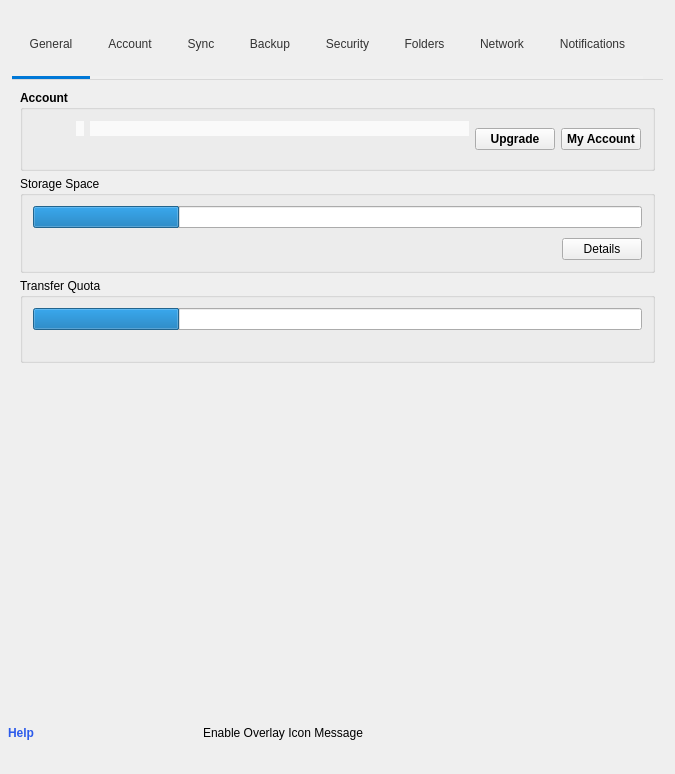
Old version of the form src/MEGASync/gui/linux/SettingsDialog.ui in the repository meganz/MEGAsync.
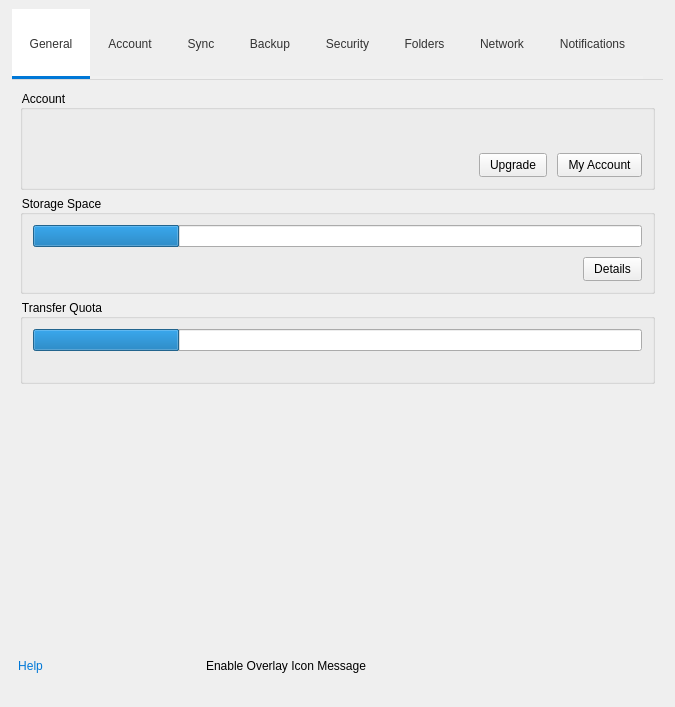
New version of the form. The open tabs and pages were chosen to show the change. Icons and pictures are not drawn. Custom widgets are drawn as their Qt base class.

Commit message: SNC-4849 : remove widgets side from design tokens importer.

```diff
--- a/src/MEGASync/gui/linux/SettingsDialog.ui
+++ b/src/MEGASync/gui/linux/SettingsDialog.ui
@@ -17,139 +17,39 @@
    <string>Settings</string>
   </property>
   <property name="styleSheet">
-   <string notr="true">#switch
+   <string notr="true">QWidget
 {
-border-style: none;
-background-color: transparent;
+font-size: 12px;
 }
 
-#switch::indicator
+QPushButton
 {
-border-style: none;
-background-color: transparent;
-width: 40px;
-height: 19px;
+padding-left: 10px;
+padding-right: 10px;
+height: 22px;
 }
 
-#switch::indicator:checked
+QComboBox
 {
-image: url(:/images/themed/light/switch_on.svg); /*replaceThemeToken*/
+height: 18px;
 }
 
-#switch::indicator:checked:hover
+QSpinBox
 {
-image: url(:/images/themed/light/switch_on_hover.svg); /*replaceThemeToken*/
+height: 20px;
 }
 
-#switch::indicator:checked:pressed
+QLineEdit
 {
-image: url(:/images/themed/light/switch_on_pressed.svg); /*replaceThemeToken*/
+height: 20px;
 }
 
-#switch::indicator:unchecked
+QCheckBox::indicator
 {
-image: url(:/images/themed/light/switch_off.svg); /*replaceThemeToken*/
+height: 16px;
+width: 16px;
 }
 
-#switch::indicator:unchecked:hover
-{
-image: url(:/images/themed/light/switch_off_hover.svg); /*replaceThemeToken*/
-}
-
-#switch::indicator:unchecked:pressed
-{
-image: url(:/images/themed/light/switch_off_pressed.svg); /*replaceThemeToken*/
-}
-
-#SmartDescription, #AdvanceDescription
-{
-color: #616366; /*colorToken.text-secondary*/
-}
-
-#LearnMoreContainer, #SelectorsContainer, #ButtonContainer, #widget_21, #widget_6, #AdvanceSelector, #SmartSelector
-{
-background-color: transparent;
-}
-
-#bAdd
-{
-color: #04101E; /*colorToken.text-inverse-accent*/
-background-color:  #F4F4F5; /*colorToken.button-primary*/
-}
-
-#bHelp
-{
-border: none;
-color: #2C5BEB; /*colorToken.link-primary*/
-background-color: transparent;
-font-weight: bold;
-}
-
-#wControlButtons
-{
-background-color: #fafafa; /*colorToken.surface-1*/
-}
-
-#wDetails
-{
-background-color: #fafafa; /*colorToken.surface-1*/
-}
-
-#wUpdateSection
-{
-background-color: transparent;
-}
-
-#bClearCache, #bClearRemoteCache, #bClearFileVersions
-{
-background-color:  #F3F4F4; /*colorToken.button-secondary*/
-color: #616366; /*colorToken.text-secondary*/
-border-color:  #F3F4F4; /*colorToken.button-secondary*/
-border-width: 0px;
-border-style: solid;
-border-radius: 5px;
-padding: 3px 10px 3px 10px;
-}
-
-#sCacheSchedulerDays
-{
-border-style: solid;
-border-color: #D8D9DB; /*colorToken.border-strong*/
-border-width: 1px;
-border-radius: 5px;
-background-color: #FFFFFF; /* colorToken.page-background*/
-padding: 6px;
-}
-
-/*ColorTokenIcon;Button;bAccount;normal;on;colorToken.icon-primary*/
-/*ColorTokenIcon;Button;bAccount;normal;off;colorToken.icon-secondary*/
-
-/*ColorTokenIcon;Button;bBackup;normal;on;colorToken.icon-primary*/
-/*ColorTokenIcon;Button;bBackup;normal;off;colorToken.icon-secondary*/
-
-/*ColorTokenIcon;Button;bFolders;normal;on;colorToken.icon-primary*/
-/*ColorTokenIcon;Button;bFolders;normal;off;colorToken.icon-secondary*/
-
-/*ColorTokenIcon;Button;bGeneral;normal;on;colorToken.icon-primary*/
-/*ColorTokenIcon;Button;bGeneral;normal;off;colorToken.icon-secondary*/
-
-/*ColorTokenIcon;Button;bNetwork;normal;on;colorToken.icon-primary*/
-/*ColorTokenIcon;Button;bNetwork;normal;off;colorToken.icon-secondary*/
-
-/*ColorTokenIcon;Button;bNotifications;normal;on;colorToken.icon-primary*/
-/*ColorTokenIcon;Button;bNotifications;normal;off;colorToken.icon-secondary*/
-
-/*ColorTokenIcon;Button;bSecurity;normal;on;colorToken.icon-primary*/
-/*ColorTokenIcon;Button;bSecurity;normal;off;colorToken.icon-secondary*/
-
-/*ColorTokenIcon;Button;bSyncs;normal;on;colorToken.icon-primary*/
-/*ColorTokenIcon;Button;bSyncs;normal;off;colorToken.icon-secondary*/
-
-/*ColorTokenIcon;Button;bHelp;normal;off;colorToken.link-primary*/
-
-/*ColorTokenIcon;Button;bAdd;normal;off;colorToken.text-inverse-accent*/
-/*ColorTokenIcon;Button;bDelete;normal;off;colorToken.button-outline*/
-
 #wTabHeader
 {
 margin-left: 12px;
@@ -163,14 +63,15 @@
 border-left: 0px;
 border-top: 0px;
 border-right: 0px;
-border-bottom: 3px solid #f1f1f1; /* colorToken.border-strong*/
+border-bottom: 3px solid #f1f1f1;
 background-color: transparent;
-color: #333333; /*colorToken.text-primary*/
+color: #333333;
 }
 
 #wTabHeader QToolButton:checked
 {
-border-bottom: 3px solid #0078D7; /*colorToken.button-brand*/
+background-color: #FFFFFF;
+border-bottom: 3px solid #0078D7;
 }
 
 #bChangePasswordPic, #bRecoveryKeyPic
@@ -205,7 +106,6 @@
 #lAccountType, #lName
 {
 font-size: 13px;
-background-color: #fafafa; /*colorToken.surface-1*/
 }
 
 #lAccountType
@@ -268,9 +168,6 @@
        <height>80</height>
       </size>
      </property>
-     <property name="styleSheet">
-      <string notr="true"/>
-     </property>
      <layout class="QHBoxLayout" name="horizontalLayout_2">
       <property name="spacing">
        <number>0</number>
@@ -305,7 +202,9 @@
          </size>
         </property>
         <property name="font">
-         <font/>
+         <font>
+          <pointsize>-1</pointsize>
+         </font>
         </property>
         <property name="focusPolicy">
          <enum>Qt::StrongFocus</enum>
@@ -315,7 +214,7 @@
         </property>
         <property name="icon">
          <iconset resource="../Resources_linux.qrc">
-          <normaloff>:/images/settings-general.svg</normaloff>:/images/settings-general.svg</iconset>
+          <normaloff>:/images/settings-general.png</normaloff>:/images/settings-general.png</iconset>
         </property>
         <property name="iconSize">
          <size>
@@ -352,7 +251,9 @@
          </size>
         </property>
         <property name="font">
-         <font/>
+         <font>
+          <pointsize>-1</pointsize>
+         </font>
         </property>
         <property name="focusPolicy">
          <enum>Qt::StrongFocus</enum>
@@ -362,7 +263,7 @@
         </property>
         <property name="icon">
          <iconset resource="../Resources_linux.qrc">
-          <normaloff>:/images/settings-account.svg</normaloff>:/images/settings-account.svg</iconset>
+          <normaloff>:/images/settings-account.png</normaloff>:/images/settings-account.png</iconset>
         </property>
         <property name="iconSize">
          <size>
@@ -396,7 +297,9 @@
          </size>
         </property>
         <property name="font">
-         <font/>
+         <font>
+          <pointsize>-1</pointsize>
+         </font>
         </property>
         <property name="focusPolicy">
          <enum>Qt::StrongFocus</enum>
@@ -406,7 +309,7 @@
         </property>
         <property name="icon">
          <iconset resource="../Resources_linux.qrc">
-          <normaloff>:/images/settings-sync.svg</normaloff>:/images/settings-sync.svg</iconset>
+          <normaloff>:/images/settings-syncs.png</normaloff>:/images/settings-syncs.png</iconset>
         </property>
         <property name="iconSize">
          <size>
@@ -440,7 +343,9 @@
          </size>
         </property>
         <property name="font">
-         <font/>
+         <font>
+          <pointsize>-1</pointsize>
+         </font>
         </property>
         <property name="focusPolicy">
          <enum>Qt::StrongFocus</enum>
@@ -450,7 +355,7 @@
         </property>
         <property name="icon">
          <iconset resource="../Resources_linux.qrc">
-          <normaloff>:/images/settings-backup.svg</normaloff>:/images/settings-backup.svg</iconset>
+          <normaloff>:/images/settings-backup.png</normaloff>:/images/settings-backup.png</iconset>
         </property>
         <property name="iconSize">
          <size>
@@ -484,7 +389,9 @@
          </size>
         </property>
         <property name="font">
-         <font/>
+         <font>
+          <pointsize>-1</pointsize>
+         </font>
         </property>
         <property name="focusPolicy">
          <enum>Qt::StrongFocus</enum>
@@ -494,7 +401,7 @@
         </property>
         <property name="icon">
          <iconset resource="../Resources_linux.qrc">
-          <normaloff>:/images/settings-shield.svg</normaloff>:/images/settings-shield.svg</iconset>
+          <normaloff>:/images/settings-security.png</normaloff>:/images/settings-security.png</iconset>
         </property>
         <property name="iconSize">
          <size>
@@ -528,7 +435,9 @@
          </size>
         </property>
         <property name="font">
-         <font/>
+         <font>
+          <pointsize>-1</pointsize>
+         </font>
         </property>
         <property name="focusPolicy">
          <enum>Qt::StrongFocus</enum>
@@ -538,7 +447,7 @@
         </property>
         <property name="icon">
          <iconset resource="../Resources_linux.qrc">
-          <normaloff>:/images/settings-folders.svg</normaloff>:/images/settings-folders.svg</iconset>
+          <normaloff>:/images/settings-folders.png</normaloff>:/images/settings-folders.png</iconset>
         </property>
         <property name="iconSize">
          <size>
@@ -572,7 +481,9 @@
          </size>
         </property>
         <property name="font">
-         <font/>
+         <font>
+          <pointsize>-1</pointsize>
+         </font>
         </property>
         <property name="focusPolicy">
          <enum>Qt::StrongFocus</enum>
@@ -582,7 +493,7 @@
         </property>
         <property name="icon">
          <iconset resource="../Resources_linux.qrc">
-          <normaloff>:/images/settings-network.svg</normaloff>:/images/settings-network.svg</iconset>
+          <normaloff>:/images/Icon_Win_Network.png</normaloff>:/images/Icon_Win_Network.png</iconset>
         </property>
         <property name="iconSize">
          <size>
@@ -616,7 +527,9 @@
          </size>
         </property>
         <property name="font">
-         <font/>
+         <font>
+          <pointsize>-1</pointsize>
+         </font>
         </property>
         <property name="focusPolicy">
          <enum>Qt::StrongFocus</enum>
@@ -626,7 +539,7 @@
         </property>
         <property name="icon">
          <iconset resource="../Resources_linux.qrc">
-          <normaloff>:/images/settings-notifications.svg</normaloff>:/images/settings-notifications.svg</iconset>
+          <normaloff>:/images/Icon_Win_Notifications.png</normaloff>:/images/Icon_Win_Notifications.png</iconset>
         </property>
         <property name="iconSize">
          <size>
@@ -666,11 +579,8 @@
    </item>
    <item>
     <widget class="QStackedWidget" name="wStack">
-     <property name="styleSheet">
-      <string notr="true"/>
-     </property>
      <property name="currentIndex">
-      <number>1</number>
+      <number>0</number>
      </property>
      <widget class="QWidget" name="pGeneral">
       <layout class="QVBoxLayout" name="pGeneralLayout">
@@ -817,37 +727,6 @@
          </layout>
         </widget>
        </item>
-       <item>
-        <widget class="QGroupBox" name="gThemeSelector">
-         <property name="title">
-          <string>Theme</string>
-         </property>
-         <layout class="QVBoxLayout" name="verticalLayout_21">
-          <property name="leftMargin">
-           <number>10</number>
-          </property>
-          <property name="topMargin">
-           <number>10</number>
-          </property>
-          <property name="rightMargin">
-           <number>10</number>
-          </property>
-          <property name="bottomMargin">
-           <number>10</number>
-          </property>
-          <item>
-           <widget class="QComboBox" name="cbTheme">
-            <property name="sizePolicy">
-             <sizepolicy hsizetype="Preferred" vsizetype="Fixed">
-              <horstretch>0</horstretch>
-              <verstretch>0</verstretch>
-             </sizepolicy>
-            </property>
-           </widget>
-          </item>
-         </layout>
-        </widget>
-       </item>
        <item>
         <widget class="QGroupBox" name="gCache">
          <property name="title">
@@ -1245,16 +1124,29 @@
         <widget class="QGroupBox" name="gAccountDetails">
          <property name="font">
           <font>
-           <bold>true</bold>
+           <pointsize>-1</pointsize>
           </font>
          </property>
          <property name="title">
           <string>Account</string>
          </property>
-         <layout class="QVBoxLayout" name="verticalLayout_3">
-          <item>
-           <layout class="QHBoxLayout" name="horizontalLayout_4">
-            <item>
+         <layout class="QHBoxLayout" name="gAccountDetailsLayout">
+          <property name="spacing">
+           <number>12</number>
+          </property>
+          <property name="leftMargin">
+           <number>10</number>
+          </property>
+          <property name="topMargin">
+           <number>10</number>
+          </property>
+          <property name="rightMargin">
+           <number>10</number>
+          </property>
+          <property name="bottomMargin">
+           <number>10</number>
+          </property>
+          <item alignment="Qt::AlignTop">
              <widget class="AvatarWidget" name="wAvatar" native="true">
               <property name="minimumSize">
                <size>
@@ -1271,17 +1163,46 @@
              </widget>
             </item>
             <item>
-             <layout class="QVBoxLayout" name="verticalLayout">
-              <item>
-               <layout class="QHBoxLayout" name="horizontalLayout_3">
-                <item>
-                 <widget class="QLabel" name="lName">
-                  <property name="textFormat">
-                   <enum>Qt::PlainText</enum>
+           <widget class="QWidget" name="wDetails" native="true">
+            <property name="sizePolicy">
+             <sizepolicy hsizetype="MinimumExpanding" vsizetype="Minimum">
+              <horstretch>0</horstretch>
+              <verstretch>0</verstretch>
+             </sizepolicy>
+            </property>
+            <layout class="QGridLayout" name="wDetailsLayout">
+             <property name="leftMargin">
+              <number>0</number>
+             </property>
+             <property name="topMargin">
+              <number>0</number>
+             </property>
+             <property name="rightMargin">
+              <number>0</number>
+             </property>
+             <property name="bottomMargin">
+              <number>0</number>
+             </property>
+             <property name="horizontalSpacing">
+              <number>10</number>
+             </property>
+             <property name="verticalSpacing">
+              <number>2</number>
+             </property>
+             <item row="2" column="1">
+              <widget class="QPushButton" name="bUpgrade">
+               <property name="focusPolicy">
+                <enum>Qt::StrongFocus</enum>
+               </property>
+               <property name="text">
+                <string>Upgrade</string>
+               </property>
+               <property name="autoDefault">
+                <bool>false</bool>
                   </property>
                  </widget>
                 </item>
-                <item>
+             <item row="2" column="0">
                  <widget class="QPushButton" name="lAccountType">
                   <property name="sizePolicy">
                    <sizepolicy hsizetype="MinimumExpanding" vsizetype="Fixed">
@@ -1290,7 +1211,7 @@
                    </sizepolicy>
                   </property>
                   <property name="icon">
-                   <iconset resource="../Resources_linux.qrc">
+                <iconset resource="../Resources_macx.qrc">
                     <normaloff>:/images/Small_Free.png</normaloff>:/images/Small_Free.png</iconset>
                   </property>
                   <property name="iconSize">
@@ -1307,29 +1228,7 @@
                   </property>
                  </widget>
                 </item>
-               </layout>
-              </item>
-              <item>
-               <widget class="QLabel" name="lEmail"/>
-              </item>
-             </layout>
-            </item>
-            <item>
-             <layout class="QHBoxLayout" name="horizontalLayout">
-              <item>
-               <widget class="QPushButton" name="bUpgrade">
-                <property name="focusPolicy">
-                 <enum>Qt::StrongFocus</enum>
-                </property>
-                <property name="text">
-                 <string>Upgrade</string>
-                </property>
-                <property name="autoDefault">
-                 <bool>false</bool>
-                </property>
-               </widget>
-              </item>
-              <item>
+             <item row="2" column="2">
                <widget class="QPushButton" name="bMyAccount">
                 <property name="text">
                  <string>My Account</string>
@@ -1339,9 +1238,18 @@
                 </property>
                </widget>
               </item>
-             </layout>
-            </item>
-           </layout>
+             <item row="1" column="0" colspan="3">
+              <widget class="QLabel" name="lEmail"/>
+             </item>
+             <item row="0" column="0" colspan="3">
+              <widget class="QLabel" name="lName">
+               <property name="textFormat">
+                <enum>Qt::PlainText</enum>
+               </property>
+              </widget>
+             </item>
+            </layout>
+           </widget>
           </item>
          </layout>
         </widget>
@@ -1858,7 +1766,9 @@
           <item row="2" column="0" colspan="2">
            <widget class="QLabel" name="lDownloadFolder">
             <property name="font">
-             <font/>
+             <font>
+              <pointsize>-1</pointsize>
+             </font>
             </property>
             <property name="focusPolicy">
              <enum>Qt::NoFocus</enum>
@@ -2155,9 +2065,6 @@
    </item>
    <item alignment="Qt::AlignBottom">
     <widget class="QWidget" name="wBottom" native="true">
-     <property name="styleSheet">
-      <string notr="true"/>
-     </property>
      <layout class="QHBoxLayout" name="horizontalLayout_18">
       <property name="leftMargin">
        <number>8</number>
@@ -2174,19 +2081,26 @@
       <item alignment="Qt::AlignLeft">
        <widget class="QPushButton" name="bHelp">
         <property name="styleSheet">
-         <string notr="true"/>
+         <string notr="true">QPushButton {
+border: none;
+color: #0078D7;
+}
+
+QPushButton::!enabled {
+color: grey;
+}</string>
         </property>
         <property name="text">
          <string>Help</string>
         </property>
         <property name="icon">
          <iconset resource="../Resources_linux.qrc">
-          <normaloff>:/images/help-icon.svg</normaloff>:/images/help-icon.svg</iconset>
+          <normaloff>:/images/help_ico.png</normaloff>:/images/help_ico.png</iconset>
         </property>
         <property name="iconSize">
          <size>
-          <width>16</width>
-          <height>16</height>
+          <width>24</width>
+          <height>24</height>
          </size>
         </property>
         <property name="flat">
```
Left out of the diff: 9 changed lines with no effect on the pictures. Lines whose indentation alone changed are shown as unchanged. The commit also changes 85 other files.
